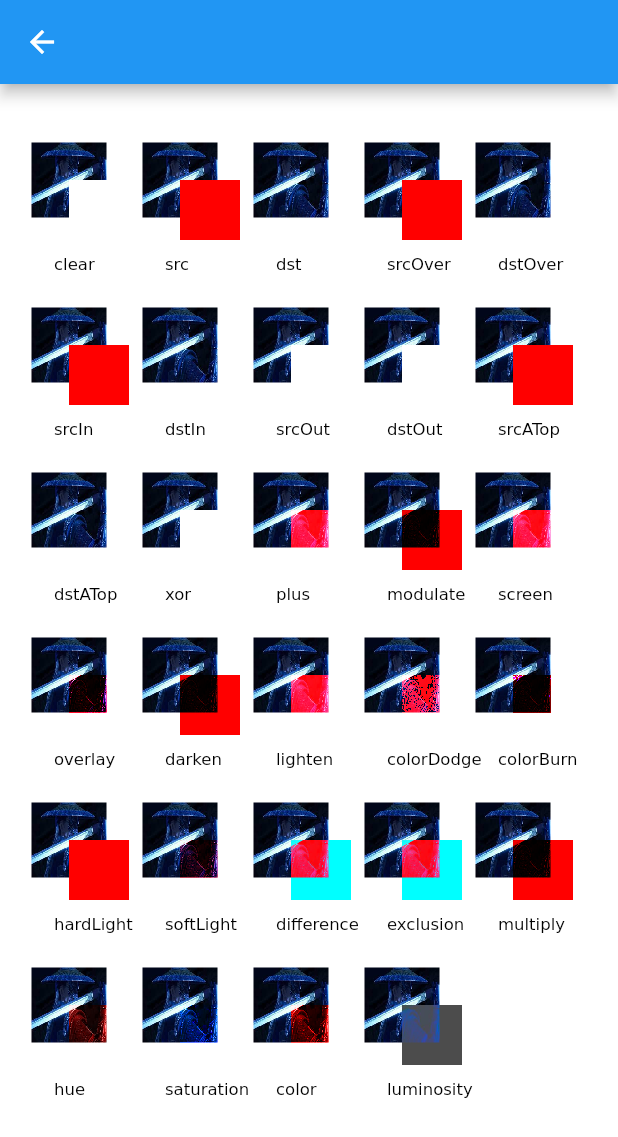
After one commit to DaoSuper/flutter_booklet, a Flutter app: the DrawColor screen opened directly, after a tap on "BlendModeDemo", on a phone screen of 412 x 824 dp. The commit adds this screen. Shown: the top 1137 px of the screen. Run offline on Flutter 3.47's test engine with Material 2 defaults, Android fonts, the phone set to English and light mode, and no system bars; our stand-ins replace flutter_bloc; missing offline and left inert: flex_color_picker; generated files the repository leaves out were written again.

Commit message:
绘制color

```diff
--- /dev/null
+++ b/lib/pages/idraw/p06_color/draw_color.dart
@@ -0,0 +1,50 @@
+import 'package:flutter/material.dart';
+import 'package:flutter_booklet/pages/idraw/p06_color/s02_colors.dart';
+import 'package:flutter_booklet/pages/idraw/p06_color/s03_blendMode.dart';
+import 'package:flutter_booklet/pages/idraw/p06_color/s05_image_color.dart';
+import 'package:flutter_booklet/routes/app_router.dart';
+import 'package:flutter_booklet/widgets/dao_button.dart';
+
+class DrawColor extends StatelessWidget {
+  const DrawColor({super.key});
+
+  @override
+  Widget build(BuildContext context) {
+    return Scaffold(
+      appBar: AppBar(
+        title: const Text('绘制Color'),
+      ),
+      body: SingleChildScrollView(
+        padding: const EdgeInsets.symmetric(horizontal: 10, vertical: 20),
+        child: Center(
+          child: Wrap(
+            direction: Axis.horizontal,
+            alignment: WrapAlignment.center,
+            spacing: 10,
+            runSpacing: 8,
+            children:  [
+              ItemBtn(
+                btnName: 'RectColorsDemo',
+                onPressed: (){
+                  AppRouter.toPage(context, const RectColorsDemo());
+                }
+              ),
+              ItemBtn(
+                btnName: 'BlendModeDemo',
+                onPressed: (){
+                  AppRouter.toPage(context, const BlendModeDemo());
+                }
+              ),
+              ItemBtn(
+                btnName: 'ImageColorDemo',
+                onPressed: (){
+                  AppRouter.toPage(context, const ImageColorDemo());
+                }
+              ),
+            ],
+          ),
+        ),
+      ),
+    );
+  }
+}
--- /dev/null
+++ b/lib/pages/idraw/p06_color/s03_blendMode.dart
@@ -0,0 +1,111 @@
+import 'dart:typed_data';
+import 'dart:ui' as ui;
+
+import 'package:flutter/material.dart';
+import 'package:flutter/services.dart';
+import 'package:flutter_booklet/widgets/coordinate.dart';
+
+//在画布上绘制时使用的算法
+//  dst 背景，src 正在绘制的图像
+class BlendModeDemo extends StatefulWidget {
+  const BlendModeDemo({super.key});
+
+  @override
+  State<BlendModeDemo> createState() => _BlendModeDemoState();
+}
+
+class _BlendModeDemoState extends State<BlendModeDemo> {
+  ui.Image? _image;
+
+  @override
+  void initState() {
+    _loadImage();
+    super.initState();
+  }
+
+  _loadImage() async{
+    ByteData data = await rootBundle.load('assets/images/blr.jpeg');
+    _image = await decodeImageFromList(data.buffer.asUint8List());
+    setState(() {});
+  }
+
+  @override
+  Widget build(BuildContext context) {
+    return Scaffold(
+      appBar: AppBar(),
+      body: Container(
+        width: double.infinity,
+        height: double.infinity,
+        color: Colors.white,
+        child: CustomPaint(
+          // 使用CustomPaint
+          painter: PaperPainter(_image),
+        ),
+      ),
+    );
+  }
+
+}
+
+class PaperPainter extends CustomPainter {
+
+  final ui.Image? image;
+  static const double step = 20; // 方格变长
+  final Coordinate coordinate = Coordinate(step: step);
+
+  // 颜色列表 256 个元素
+  final List<Color> colors =
+      List<Color>.generate(256, (i) => Color.fromARGB(255 - i, 255, 0, 0));
+
+  PaperPainter(this.image);
+
+  @override
+  void paint(Canvas canvas, Size size) {
+    if(image == null) return;
+
+    Paint srcPaint = Paint();
+    canvas.translate(size.width / 2, size.height / 2);
+    canvas.translate(-step * 8, -step * 16);
+    Paint dstPaint = Paint();
+    BlendMode.values.asMap().forEach((i, value) {
+      int line = i ~/ 5;
+      int row = i % 5;
+      canvas.save();
+
+      canvas.translate(3.7 * step * row, 5.5 * step * line);
+      canvas.drawImageRect(image!, Rect.fromPoints(Offset.zero, Offset(image!.width*1.0,image!.height*1.0)),
+          Rect.fromCenter(center:Offset.zero, width: 25*2.0,height: 25*2.0), dstPaint);
+
+      srcPaint
+        ..color = Color(0xffff0000)
+        ..blendMode = value;
+      canvas.drawRect(
+          Rect.fromPoints(Offset.zero, Offset(20 * 2.0, 20 * 2.0)), srcPaint);
+
+      _simpleDrawText(canvas,value.toString().split(".")[1],offset: Offset(-10, 50));
+      canvas.restore();
+    });
+  }
+
+  void _simpleDrawText(Canvas canvas, String str,
+      {Offset offset = Offset.zero, Color color = Colors.black}) {
+    var builder = ui.ParagraphBuilder(ui.ParagraphStyle(
+      textAlign: TextAlign.left,
+      fontSize: 11,
+      textDirection: TextDirection.ltr,
+      maxLines: 1,
+    ))
+      ..pushStyle(
+        ui.TextStyle(color: color, textBaseline: ui.TextBaseline.alphabetic),
+      )
+      ..addText(str);
+
+    canvas.drawParagraph(
+        builder.build()
+          ..layout(ui.ParagraphConstraints(width: 11.0 * str.length)),
+        offset);
+  }
+
+  @override
+  bool shouldRepaint(covariant PaperPainter oldDelegate) => oldDelegate.image != image;
+}
--- a/pubspec.yaml
+++ b/pubspec.yaml
@@ -34,6 +34,7 @@ dependencies:
   path_provider: ^2.0.14
   flex_color_picker: ^3.2.1
   flutter_bloc: ^8.1.2
+  image: ^4.0.17
   flutter_localizations:
     sdk: flutter
 
```
Also changed, not shown: lib/pages/idraw/idraw_page.dart (+7 -0 lines), lib/pages/idraw/p06_color/s02_colors.dart (added, +51 -0 lines), lib/pages/idraw/p06_color/s05_image_color.dart (added, +103 -0 lines), pubspec.lock.
